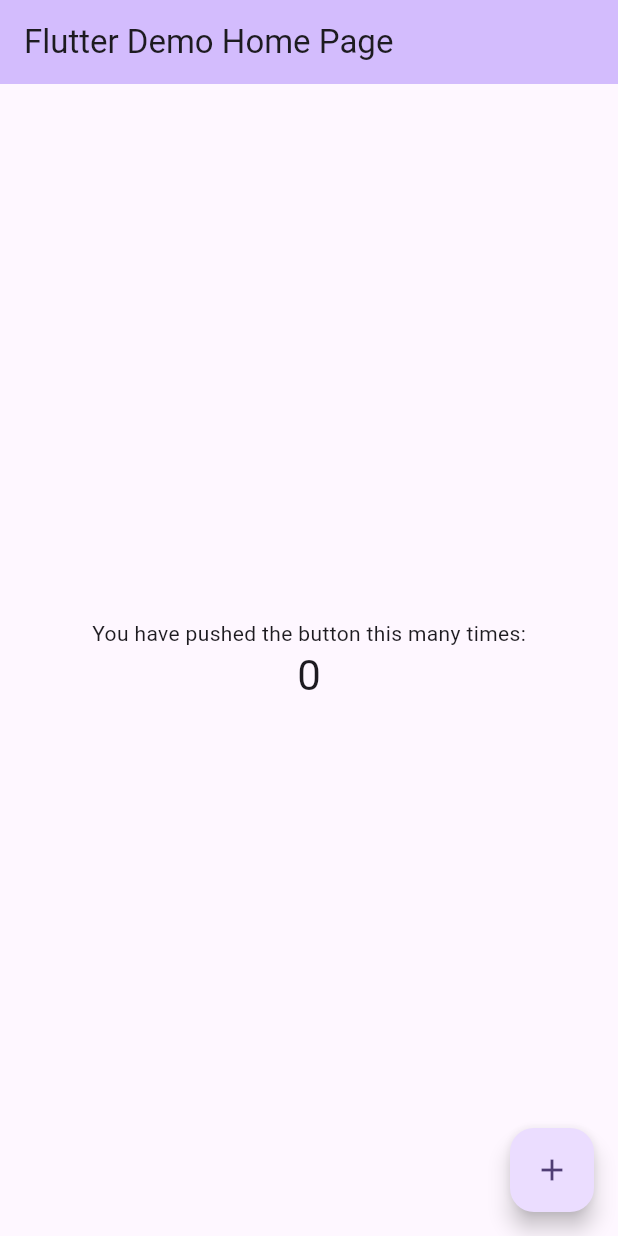
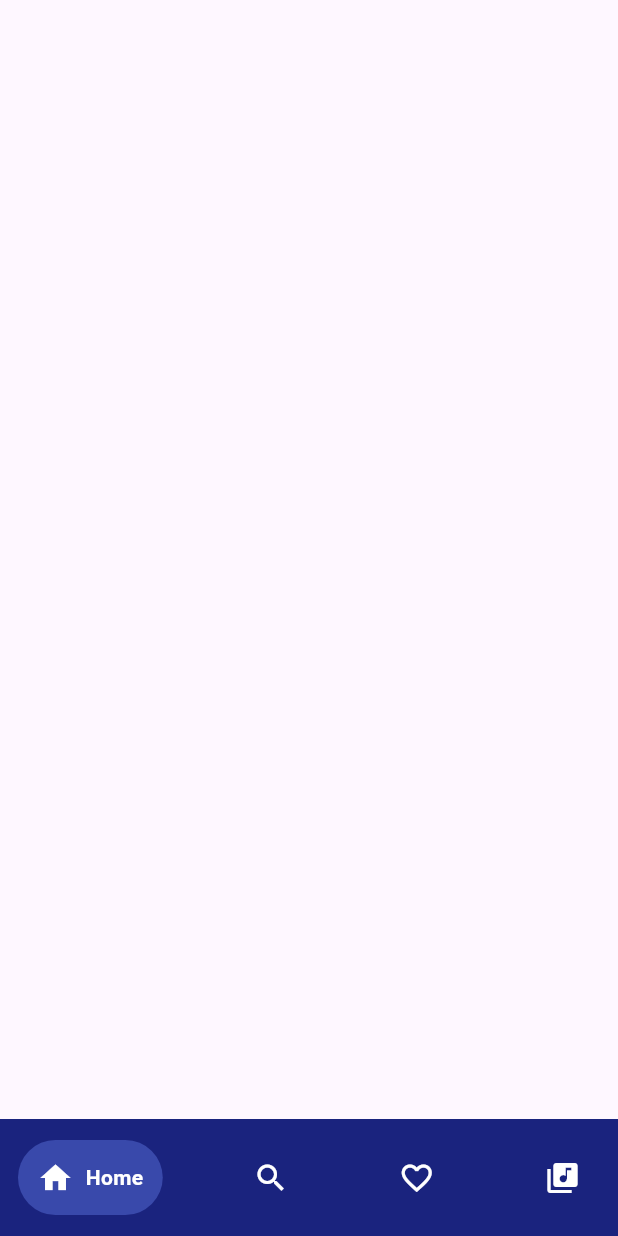
Before and after one commit to M-Pascal/IndividualProject_2, a Flutter app: the screen it shows after launch, on a phone screen of 412 x 824 dp. Run offline on Flutter 3.47's test engine with Material 3 defaults, Android fonts, the phone set to English and light mode, and no system bars; drawn by our look-alikes of google_nav_bar.

Commit message:
my app now

```diff
--- a/playlist_app/lib/main.dart
+++ b/playlist_app/lib/main.dart
@@ -1,4 +1,6 @@
 import 'package:flutter/material.dart';
+import 'package:playlist_app/screen/btn_nav.dart';
+
 
 void main() {
   runApp(const MyApp());
@@ -11,115 +13,8 @@
   @override
   Widget build(BuildContext context) {
     return MaterialApp(
-      title: 'Flutter Demo',
-      theme: ThemeData(
-        // This is the theme of your application.
-        //
-        // TRY THIS: Try running your application with "flutter run". You'll see
-        // the application has a purple toolbar. Then, without quitting the app,
-        // try changing the seedColor in the colorScheme below to Colors.green
-        // and then invoke "hot reload" (save your changes or press the "hot
-        // reload" button in a Flutter-supported IDE, or press "r" if you used
-        // the command line to start the app).
-        //
-        // Notice that the counter didn't reset back to zero; the application
-        // state is not lost during the reload. To reset the state, use hot
-        // restart instead.
-        //
-        // This works for code too, not just values: Most code changes can be
-        // tested with just a hot reload.
-        colorScheme: ColorScheme.fromSeed(seedColor: Colors.deepPurple),
-        useMaterial3: true,
-      ),
-      home: const MyHomePage(title: 'Flutter Demo Home Page'),
+      debugShowCheckedModeBanner: false,
+      home: btnNavigator(),
     );
   }
 }
-
-class MyHomePage extends StatefulWidget {
-  const MyHomePage({super.key, required this.title});
-
-  // This widget is the home page of your application. It is stateful, meaning
-  // that it has a State object (defined below) that contains fields that affect
-  // how it looks.
-
-  // This class is the configuration for the state. It holds the values (in this
-  // case the title) provided by the parent (in this case the App widget) and
-  // used by the build method of the State. Fields in a Widget subclass are
-  // always marked "final".
-
-  final String title;
-
-  @override
-  State<MyHomePage> createState() => _MyHomePageState();
-}
-
-class _MyHomePageState extends State<MyHomePage> {
-  int _counter = 0;
-
-  void _incrementCounter() {
-    setState(() {
-      // This call to setState tells the Flutter framework that something has
-      // changed in this State, which causes it to rerun the build method below
-      // so that the display can reflect the updated values. If we changed
-      // _counter without calling setState(), then the build method would not be
-      // called again, and so nothing would appear to happen.
-      _counter++;
-    });
-  }
-
-  @override
-  Widget build(BuildContext context) {
-    // This method is rerun every time setState is called, for instance as done
-    // by the _incrementCounter method above.
-    //
-    // The Flutter framework has been optimized to make rerunning build methods
-    // fast, so that you can just rebuild anything that needs updating rather
-    // than having to individually change instances of widgets.
-    return Scaffold(
-      appBar: AppBar(
-        // TRY THIS: Try changing the color here to a specific color (to
-        // Colors.amber, perhaps?) and trigger a hot reload to see the AppBar
-        // change color while the other colors stay the same.
-        backgroundColor: Theme.of(context).colorScheme.inversePrimary,
-        // Here we take the value from the MyHomePage object that was created by
-        // the App.build method, and use it to set our appbar title.
-        title: Text(widget.title),
-      ),
-      body: Center(
-        // Center is a layout widget. It takes a single child and positions it
-        // in the middle of the parent.
-        child: Column(
-          // Column is also a layout widget. It takes a list of children and
-          // arranges them vertically. By default, it sizes itself to fit its
-          // children horizontally, and tries to be as tall as its parent.
-          //
-          // Column has various properties to control how it sizes itself and
-          // how it positions its children. Here we use mainAxisAlignment to
-          // center the children vertically; the main axis here is the vertical
-          // axis because Columns are vertical (the cross axis would be
-          // horizontal).
-          //
-          // TRY THIS: Invoke "debug painting" (choose the "Toggle Debug Paint"
-          // action in the IDE, or press "p" in the console), to see the
-          // wireframe for each widget.
-          mainAxisAlignment: MainAxisAlignment.center,
-          children: <Widget>[
-            const Text(
-              'You have pushed the button this many times:',
-            ),
-            Text(
-              '$_counter',
-              style: Theme.of(context).textTheme.headlineMedium,
-            ),
-          ],
-        ),
-      ),
-      floatingActionButton: FloatingActionButton(
-        onPressed: _incrementCounter,
-        tooltip: 'Increment',
-        child: const Icon(Icons.add),
-      ), // This trailing comma makes auto-formatting nicer for build methods.
-    );
-  }
-}
--- /dev/null
+++ b/playlist_app/lib/screen/btn_nav.dart
@@ -0,0 +1,63 @@
+import 'package:flutter/material.dart';
+import 'package:playlist_app/screen/homepage.dart';
+import 'package:playlist_app/screen/favorite.dart';
+import 'package:google_nav_bar/google_nav_bar.dart';
+
+class btnNavigator extends StatefulWidget {
+  const btnNavigator({super.key});
+
+  @override
+  State<btnNavigator> createState() => _btnNavigatorState();
+}
+
+class _btnNavigatorState extends State<btnNavigator> {
+  @override
+  Widget build(BuildContext context) {
+    return Scaffold(
+      // Bottom Navigation bar using GNar widget
+      bottomNavigationBar: Container(
+          color: Colors.indigo[900],
+          child: Padding(
+            padding: const EdgeInsets.symmetric(
+              horizontal: 12,
+              vertical: 14,
+            ),
+            child: GNav(
+              gap: 8,
+              backgroundColor: Colors.indigo.shade900,
+              activeColor: Colors.white,
+              color: Colors.white,
+              tabBackgroundColor: Colors.indigo.shade600,
+              padding: EdgeInsets.all(13),
+              tabs: [
+                GButton(
+                  onPressed: () {
+                    Navigator.push(context, MaterialPageRoute(builder: (context) => Homepage()));
+                  },
+                  icon: Icons.home,
+                  text: 'Home',
+                ),
+                GButton(
+                  onPressed: () {},
+                  icon: Icons.search,
+                  text: 'Search',
+                ),
+                GButton(
+                  onPressed: () {
+                    Navigator.push(context, MaterialPageRoute(builder: (context) => FavoritePage()));
+                  },
+                  icon: Icons.favorite_border_outlined,
+                  text: 'Favorite',
+                ),
+                GButton(
+                  onPressed: () {},
+                  icon: Icons.library_music,
+                  text: 'Library',
+                ),
+              ],
+            ),
+          ),
+        ),
+    );
+  }
+}
--- a/playlist_app/pubspec.yaml
+++ b/playlist_app/pubspec.yaml
@@ -35,6 +35,8 @@ dependencies:
   # The following adds the Cupertino Icons font to your application.
   # Use with the CupertinoIcons class for iOS style icons.
   cupertino_icons: ^1.0.8
+  google_nav_bar: ^5.0.7
+  http: ^1.2.2
 
 dev_dependencies:
   flutter_test:
```
Also changed, not shown: playlist_app/lib/screen/favorite.dart (added, +35 -0 lines), playlist_app/lib/screen/homepage.dart (added, +47 -0 lines), playlist_app/lib/screen/library.dart (added), playlist_app/lib/screen/search.dart (added), playlist_app/pubspec.lock.
